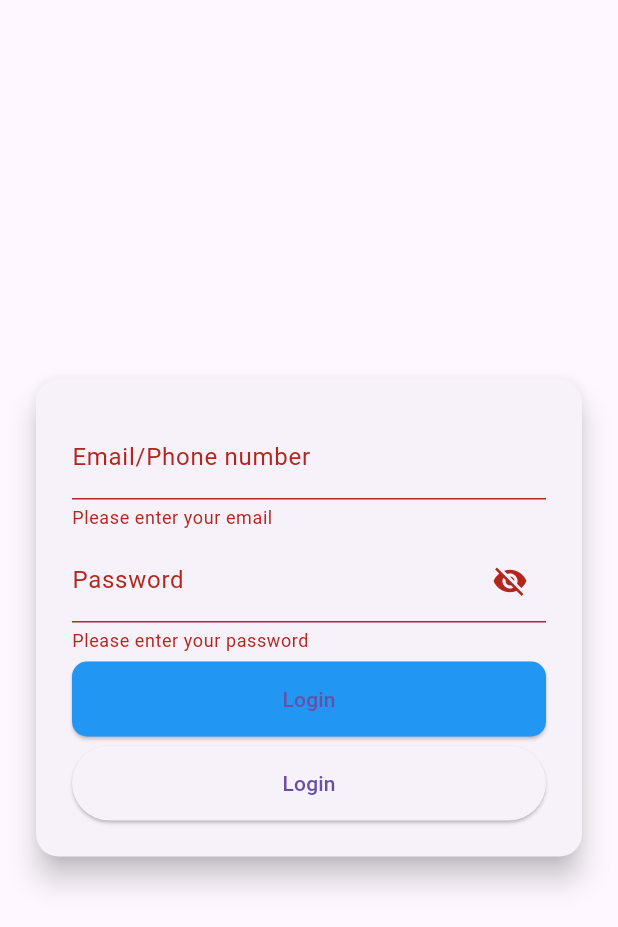
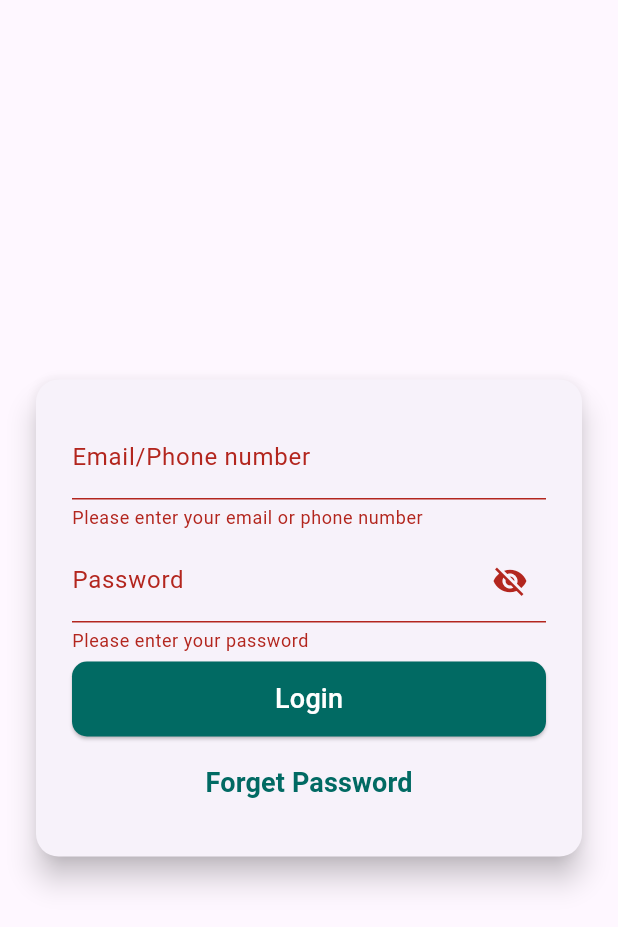
Before and after one commit to mr-harikrishnan/gng-vathiyar_ai_flutter, a Flutter app: the screen it shows after launch, after a tap on "Login", on a phone screen of 412 x 824 dp. Shown: the top 927 px of the screen. Run offline on Flutter 3.47's test engine with Material 3 defaults, Android fonts, the phone set to English and light mode, and no system bars; our stand-ins replace email_validator.

Commit message:
login form with validation completed

```diff
--- a/lib/features/auth/ui/login_screen.dart
+++ b/lib/features/auth/ui/login_screen.dart
@@ -1,4 +1,5 @@
 import 'package:flutter/material.dart';
+import 'package:email_validator/email_validator.dart';
 
 class LoginPage extends StatefulWidget {
   const LoginPage({super.key});
@@ -10,6 +11,16 @@ class LoginPage extends StatefulWidget {
 class LoginPageState extends State<LoginPage> {
   final _formKey = GlobalKey<FormState>();
   bool _isPasswordVisible = false;
+
+  final emailOrmobileNoController = TextEditingController();
+  final passwordController = TextEditingController();
+
+  @override
+  void dispose() {
+    emailOrmobileNoController.dispose();
+    passwordController.dispose();
+    super.dispose();
+  }
 
   @override
   Widget build(BuildContext context) {
@@ -26,23 +37,32 @@ class LoginPageState extends State<LoginPage> {
               padding: const EdgeInsets.all(24.0),
               child: Form(
                 key: _formKey,
+                autovalidateMode: AutovalidateMode.onUserInteraction,
                 child: Column(
                   mainAxisSize: MainAxisSize.min,
                   children: [
                     TextFormField(
+                      controller: emailOrmobileNoController,
                       decoration: const InputDecoration(
                         labelText: 'Email/Phone number',
                         labelStyle: TextStyle(fontSize: 16),
                       ),
-                      validator: (value) {
+                      validator:(value) {
                         if (value == null || value.isEmpty) {
-                          return 'Please enter your email';
+                          return 'Please enter your email or phone number';
+                        }
+                        final isEmail = EmailValidator.validate(value);
+                        final isPhone = RegExp(r'^[0-9]+$').hasMatch(value);
+
+                        if (!isEmail && !isPhone) {
+                          return 'Please enter a valid email or phone number';
                         }
                         return null;
                       },
                     ),
                     SizedBox(height: 6),
                     TextFormField(
+                      controller: passwordController,
                       obscureText: !_isPasswordVisible,
                       decoration: InputDecoration(
                         labelText: 'Password',
@@ -64,13 +84,39 @@ class LoginPageState extends State<LoginPage> {
                         if (value == null || value.isEmpty) {
                           return 'Please enter your password';
                         }
+
+                        // Check length
+                        if (value.length < 8) {
+                          return 'Password must be at least 8 characters';
+                        }
+
+                        // Check uppercase
+                        if (!RegExp(r'[A-Z]').hasMatch(value)) {
+                          return 'Add one uppercase letter';
+                        }
+
+                        // Check lowercase
+                        if (!RegExp(r'[a-z]').hasMatch(value)) {
+                          return 'Add one lowercase letter';
+                        }
+
+                        // Check number
+                        if (!RegExp(r'[0-9]').hasMatch(value)) {
+                          return 'Add one number';
+                        }
+
+                        // Check special character
+                        if (!RegExp(r'[!@#\$&*~]').hasMatch(value)) {
+                          return 'Add one special character';
+                        }
+
                         return null;
                       },
                     ),
                     SizedBox(height: 6),
                     ElevatedButton(
                       style: ElevatedButton.styleFrom(
-                        backgroundColor: Colors.blue,
+                        backgroundColor: Color(0xFF016A63),
                         shape: RoundedRectangleBorder(
                           borderRadius: BorderRadius.circular(10),
                         ),
@@ -81,36 +127,43 @@ class LoginPageState extends State<LoginPage> {
                       ),
                       onPressed: () {
                         if (_formKey.currentState!.validate()) {
-                          // Process data
                           ScaffoldMessenger.of(context).showSnackBar(
-                            const SnackBar(content: Text('Logging In')),
+                            const SnackBar(content: Text('Processing Data')),
                           );
                         }
+                        print(
+                          "Email or Mobile no : ${emailOrmobileNoController.text}",
+                        );
+                        print("Password :${passwordController.text}");
                       },
-                      child: Text("Login"),
+                      child: Text(
+                        "Login",
+                        style: TextStyle(color: Colors.white, fontSize: 18),
+                      ),
                     ),
                     SizedBox(height: 6),
                     ElevatedButton(
                       style: ElevatedButton.styleFrom(
-                        side: BorderSide(
-                          width: 0,
-                          color: Colors
-                              .transparent, // or use any specific color and set width to 0
-                        ),
+                        side: BorderSide.none, // No border
+                        elevation: 0, // Remove shadow
+                        shadowColor: Colors.transparent, // Extra safety
                         minimumSize: const Size(
                           double.infinity,
                           50,
-                        ), // Full width button
+                        ), // Full width
                       ),
                       onPressed: () {
-                        if (_formKey.currentState!.validate()) {
-                          // Process data
-                          ScaffoldMessenger.of(context).showSnackBar(
-                            const SnackBar(content: Text('Forget Password')),
-                          );
-                        }
+                        print("Forget Password");
+
                       },
-                      child: Text("Login"),
+                      child: const Text(
+                        "Forget Password",
+                        style: TextStyle(
+                          fontSize: 18, // Text size
+                          fontWeight: FontWeight.bold, // Text weight
+                          color: Color(0xFF016A63), // Text color
+                        ),
+                      ),
                     ),
                   ],
                 ),
--- a/pubspec.yaml
+++ b/pubspec.yaml
@@ -10,6 +10,9 @@ dependencies:
   flutter:
     sdk: flutter
 
+  email_validator: ^2.1.17
+
+
 dev_dependencies:
   flutter_test:
     sdk: flutter
```
Also changed, not shown: pubspec.lock.
